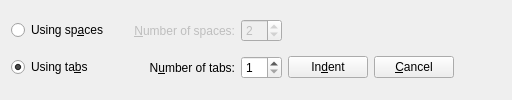
First picture: the form in app/editindentwidget.ui, repository fhackenberger/ktikz, before the edit.
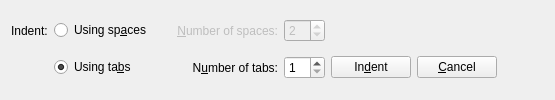
Second picture: the form after the edit. Icons and pictures are not drawn.

Commit message: - Replace QDomDocument by QXmlStreamReader, since it is no longer recommended to use QtXml. - Add "Indent" label in the "Indent" box.

```diff
--- a/app/editindentwidget.ui
+++ b/app/editindentwidget.ui
@@ -7,6 +7,13 @@
   </property>
   <layout class="QGridLayout" name="gridLayout">
    <item row="0" column="0">
+    <widget class="QLabel" name="labelIndent">
+     <property name="text">
+      <string>Indent:</string>
+     </property>
+    </widget>
+   </item>
+   <item row="0" column="1">
     <widget class="QRadioButton" name="radioButtonSpaces">
      <property name="text">
       <string>Using sp&amp;aces</string>
@@ -16,7 +23,7 @@
      </attribute>
     </widget>
    </item>
-   <item row="0" column="1">
+   <item row="0" column="2">
     <spacer name="horizontalSpacer_2">
      <property name="orientation">
       <enum>Qt::Horizontal</enum>
@@ -32,7 +39,7 @@
      </property>
     </spacer>
    </item>
-   <item row="0" column="2">
+   <item row="0" column="3">
     <widget class="QLabel" name="labelSpaces">
      <property name="enabled">
       <bool>false</bool>
@@ -48,7 +55,7 @@
      </property>
     </widget>
    </item>
-   <item row="0" column="3">
+   <item row="0" column="4">
     <widget class="QSpinBox" name="spinBoxSpaces">
      <property name="enabled">
       <bool>false</bool>
@@ -61,7 +68,7 @@
      </property>
     </widget>
    </item>
-   <item row="1" column="0">
+   <item row="1" column="1">
     <widget class="QRadioButton" name="radioButtonTabs">
      <property name="text">
       <string>Using ta&amp;bs</string>
@@ -74,7 +81,7 @@
      </attribute>
     </widget>
    </item>
-   <item row="1" column="2">
+   <item row="1" column="3">
     <widget class="QLabel" name="labelTabs">
      <property name="text">
       <string>N&amp;umber of tabs:</string>
@@ -87,17 +94,17 @@
      </property>
     </widget>
    </item>
-   <item row="1" column="3">
-    <widget class="QSpinBox" name="spinBoxTabs">
-     <property name="minimum">
-      <number>1</number>
-     </property>
-     <property name="value">
-      <number>1</number>
-     </property>
-    </widget>
-   </item>
    <item row="1" column="4">
+    <widget class="QSpinBox" name="spinBoxTabs">
+     <property name="minimum">
+      <number>1</number>
+     </property>
+     <property name="value">
+      <number>1</number>
+     </property>
+    </widget>
+   </item>
+   <item row="1" column="5">
     <layout class="QHBoxLayout">
      <item>
       <widget class="QPushButton" name="pushButtonIndent">
@@ -122,7 +129,7 @@
      </item>
     </layout>
    </item>
-   <item row="1" column="5">
+   <item row="1" column="6">
     <spacer name="horizontalSpacer">
      <property name="orientation">
       <enum>Qt::Horizontal</enum>
```
The commit also changes 9 other files.
